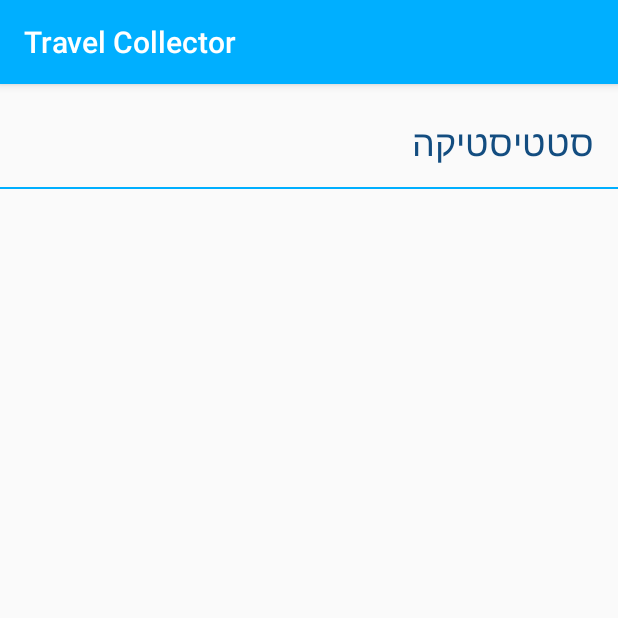
After one commit to barlotem/TravelCollector, an Android app: the Statistics screen opened directly, with no data from a screen before it, on a phone screen of 412 x 824 dp, the top half of it. The commit adds this screen. Run offline under Robolectric (Android 15) with nearby library versions, the phone set to English and light mode, and no system bars; 3 statements that could not run were skipped.

Commit message:
Upgrade to gradle vesrion and android studio, add statistics view (yet, not done) and changed some colors settings'

```diff
--- /dev/null
+++ b/app/src/main/java/barlot/travelcollector/views/Statistics.java
@@ -0,0 +1,94 @@
+package barlot.travelcollector.views;
+
+import android.content.Intent;
+import android.support.v7.app.AppCompatActivity;
+import android.os.Bundle;
+import android.widget.TextView;
+import android.widget.Toast;
+
+import java.util.ArrayList;
+import java.util.Comparator;
+import java.util.HashMap;
+import java.util.List;
+import java.util.Map;
+import java.util.stream.Collectors;
+
+import barlot.travelcollector.R;
+import barlot.travelcollector.models.TravelData;
+
+public class Statistics extends AppCompatActivity {
+
+    ArrayList<TravelData> listOfTravels;
+
+    TextView tv_countOfTravel;
+    TextView tv_totalDistance;
+    TextView tv_avgDistance;
+
+    int countOfTravel = 0;
+    double totalDistance = 0;
+    double avgDistance = 0;
+
+
+    @Override
+    protected void onCreate(Bundle savedInstanceState) {
+        super.onCreate(savedInstanceState);
+        setContentView(R.layout.activity_statistics);
+
+//        tv_countOfTravel = (TextView) findViewById(R.id.tv_countOfTravel);
+//        tv_totalDistance =(TextView) findViewById(R.id.tv_totalDistance);
+//        tv_avgDistance = (TextView) findViewById(R.id.tv_avgDistance);
+
+        listOfTravels = getIntent().getParcelableArrayListExtra("data");
+
+        if (listOfTravels.size()==0) {
+            Toast.makeText(this, "לא קיימים טיולים", Toast.LENGTH_SHORT).show();
+            Intent intent = new Intent(Statistics.this, Home.class);
+            startActivity(intent);
+            finish();
+        }
+
+        calculateData();
+
+    }
+
+    private void calculateData() {
+        countOfTravel = listOfTravels.size();
+
+        for (int i=0; i<listOfTravels.size();i++)
+        {
+            totalDistance += listOfTravels.get(i).getDistanceInKm();
+        }
+
+        avgDistance = totalDistance / countOfTravel;
+
+
+    }
+
+    public static <T> T mostCommon(ArrayList<T> list) {
+        Map<T, Integer> map = new HashMap<>();
+
+        for (T t : list) {
+            Integer val = map.get(t);
+            map.put(t, val == null ? 1 : val + 1);
+        }
+
+        Map.Entry<T, Integer> max = null;
+
+        for (Map.Entry<T, Integer> e : map.entrySet()) {
+            if (max == null || e.getValue() > max.getValue())
+                max = e;
+        }
+
+        return max.getKey();
+    }
+
+
+
+    // number of travels
+    // top guides
+    // top groups
+    // top countries
+    // total distance
+    // avarage distance
+    //
+}
--- a/app/src/main/res/drawable/ic_assignment_ind_black_24dp.xml
+++ b/app/src/main/res/drawable/ic_assignment_ind_black_24dp.xml
@@ -3,7 +3,7 @@
         android:height="24dp"
         android:viewportWidth="24.0"
         android:viewportHeight="24.0"
-    android:tint="@color/colorPrimary">
+    android:tint="@color/colorPrimaryDark">
     <path
         android:fillColor="#FF000000"
         android:pathData="M19,3h-4.18C14.4,1.84 13.3,1 12,1c-1.3,0 -2.4,0.84 -2.82,2L5,3c-1.1,0 -2,0.9 -2,2v14c0,1.1 0.9,2 2,2h14c1.1,0 2,-0.9 2,-2L21,5c0,-1.1 -0.9,-2 -2,-2zM12,3c0.55,0 1,0.45 1,1s-0.45,1 -1,1 -1,-0.45 -1,-1 0.45,-1 1,-1zM12,7c1.66,0 3,1.34 3,3s-1.34,3 -3,3 -3,-1.34 -3,-3 1.34,-3 3,-3zM18,19L6,19v-1.4c0,-2 4,-3.1 6,-3.1s6,1.1 6,3.1L18,19z"/>
--- a/app/src/main/res/drawable/ic_comment_black_24dp.xml
+++ b/app/src/main/res/drawable/ic_comment_black_24dp.xml
@@ -3,7 +3,7 @@
         android:height="24dp"
         android:viewportWidth="24.0"
         android:viewportHeight="24.0"
-    android:tint="@color/colorPrimary">
+    android:tint="@color/colorPrimaryDark">
     <path
         android:fillColor="#FF000000"
         android:pathData="M21.99,4c0,-1.1 -0.89,-2 -1.99,-2L4,2c-1.1,0 -2,0.9 -2,2v12c0,1.1 0.9,2 2,2h14l4,4 -0.01,-18zM18,14L6,14v-2h12v2zM18,11L6,11L6,9h12v2zM18,8L6,8L6,6h12v2z"/>
--- a/app/src/main/res/drawable/ic_directions_walk_black_24dp.xml
+++ b/app/src/main/res/drawable/ic_directions_walk_black_24dp.xml
@@ -3,7 +3,7 @@
         android:height="24dp"
         android:viewportWidth="24.0"
         android:viewportHeight="24.0"
-    android:tint="@color/colorPrimary">
+    android:tint="@color/colorPrimaryDark">
     <path
         android:fillColor="#FF000000"
         android:pathData="M13.5,5.5c1.1,0 2,-0.9 2,-2s-0.9,-2 -2,-2 -2,0.9 -2,2 0.9,2 2,2zM9.8,8.9L7,23h2.1l1.8,-8 2.1,2v6h2v-7.5l-2.1,-2 0.6,-3C14.8,12 16.8,13 19,13v-2c-1.9,0 -3.5,-1 -4.3,-2.4l-1,-1.6c-0.4,-0.6 -1,-1 -1.7,-1 -0.3,0 -0.5,0.1 -0.8,0.1L6,8.3V13h2V9.6l1.8,-0.7"/>
--- a/app/src/main/res/drawable/ic_event_note_black_24dp.xml
+++ b/app/src/main/res/drawable/ic_event_note_black_24dp.xml
@@ -3,7 +3,7 @@
         android:height="24dp"
         android:viewportWidth="24.0"
         android:viewportHeight="24.0"
-    android:tint="@color/colorPrimary">
+    android:tint="@color/colorPrimaryDark">
     <path
         android:fillColor="#FF000000"
         android:pathData="M17,10L7,10v2h10v-2zM19,3h-1L18,1h-2v2L8,3L8,1L6,1v2L5,3c-1.11,0 -1.99,0.9 -1.99,2L3,19c0,1.1 0.89,2 2,2h14c1.1,0 2,-0.9 2,-2L21,5c0,-1.1 -0.9,-2 -2,-2zM19,19L5,19L5,8h14v11zM14,14L7,14v2h7v-2z"/>
--- a/app/src/main/res/drawable/ic_group_black_24dp.xml
+++ b/app/src/main/res/drawable/ic_group_black_24dp.xml
@@ -3,7 +3,7 @@
         android:height="24dp"
         android:viewportWidth="24.0"
         android:viewportHeight="24.0"
-        android:tint="@color/colorPrimary">
+        android:tint="@color/colorPrimaryDark">
     <path
         android:fillColor="#FF000000"
         android:pathData="M16,11c1.66,0 2.99,-1.34 2.99,-3S17.66,5 16,5c-1.66,0 -3,1.34 -3,3s1.34,3 3,3zM8,11c1.66,0 2.99,-1.34 2.99,-3S9.66,5 8,5C6.34,5 5,6.34 5,8s1.34,3 3,3zM8,13c-2.33,0 -7,1.17 -7,3.5L1,19h14v-2.5c0,-2.33 -4.67,-3.5 -7,-3.5zM16,13c-0.29,0 -0.62,0.02 -0.97,0.05 1.16,0.84 1.97,1.97 1.97,3.45L17,19h6v-2.5c0,-2.33 -4.67,-3.5 -7,-3.5z"/>
--- a/app/src/main/res/drawable/ic_label_outline_black_24dp.xml
+++ b/app/src/main/res/drawable/ic_label_outline_black_24dp.xml
@@ -3,7 +3,7 @@
         android:height="24dp"
         android:viewportWidth="24.0"
         android:viewportHeight="24.0"
-    android:tint="@color/colorPrimary">
+    android:tint="@color/colorPrimaryDark">
     <path
         android:fillColor="#FF000000"
         android:pathData="M17.63,5.84C17.27,5.33 16.67,5 16,5L5,5.01C3.9,5.01 3,5.9 3,7v10c0,1.1 0.9,1.99 2,1.99L16,19c0.67,0 1.27,-0.33 1.63,-0.84L22,12l-4.37,-6.16zM16,17H5V7h11l3.55,5L16,17z"/>
--- a/app/src/main/res/drawable/ic_location_on_black_24dp.xml
+++ b/app/src/main/res/drawable/ic_location_on_black_24dp.xml
@@ -3,7 +3,7 @@
         android:height="24dp"
         android:viewportWidth="24.0"
         android:viewportHeight="24.0"
-    android:tint="@color/colorPrimary">
+    android:tint="@color/colorPrimaryDark">
     <path
         android:fillColor="#FF000000"
         android:pathData="M12,2C8.13,2 5,5.13 5,9c0,5.25 7,13 7,13s7,-7.75 7,-13c0,-3.87 -3.13,-7 -7,-7zM12,11.5c-1.38,0 -2.5,-1.12 -2.5,-2.5s1.12,-2.5 2.5,-2.5 2.5,1.12 2.5,2.5 -1.12,2.5 -2.5,2.5z"/>
--- a/app/src/main/res/drawable/ic_photo_album_black_24dp.xml
+++ b/app/src/main/res/drawable/ic_photo_album_black_24dp.xml
@@ -3,7 +3,7 @@
         android:height="24dp"
         android:viewportWidth="24.0"
         android:viewportHeight="24.0"
-        android:tint="@color/colorPrimary">
+        android:tint="@color/colorPrimaryDark">
     <path
         android:fillColor="#FF000000"
         android:pathData="M18,2L6,2c-1.1,0 -2,0.9 -2,2v16c0,1.1 0.9,2 2,2h12c1.1,0 2,-0.9 2,-2L20,4c0,-1.1 -0.9,-2 -2,-2zM6,4h5v8l-2.5,-1.5L6,12L6,4zM6,19l3,-3.86 2.14,2.58 3,-3.86L18,19L6,19z"/>
--- /dev/null
+++ b/app/src/main/res/layout/activity_statistics.xml
@@ -0,0 +1,29 @@
+<?xml version="1.0" encoding="utf-8"?>
+<RelativeLayout xmlns:android="http://schemas.android.com/apk/res/android"
+    android:layout_width="match_parent"
+    android:layout_height="match_parent"
+    android:layoutDirection="rtl"
+    android:layout_gravity="right"
+    >
+
+    <TextView
+        android:id="@+id/header"
+        android:layout_width="match_parent"
+        android:layout_height="wrap_content"
+        android:layout_marginStart="@dimen/fab_margin"
+        android:layout_marginTop="22dp"
+        android:textColor="@color/colorPrimaryDark"
+        android:textSize="24sp"
+        android:text="סטטיסטיקה"
+        />
+
+    <View
+        android:id="@+id/crossLine"
+        android:layout_width="match_parent"
+        android:layout_height="1dp"
+        android:layout_alignEnd="@+id/header"
+        android:layout_below="@+id/header"
+        android:layout_marginTop="@dimen/marginTopTextView"
+        android:background="@color/colorPrimary" />
+
+</RelativeLayout>
--- a/app/src/main/res/layout/activity_travel_viewer.xml
+++ b/app/src/main/res/layout/activity_travel_viewer.xml
@@ -42,7 +42,7 @@
             android:layout_alignEnd="@+id/tv_date"
             android:layout_below="@+id/tv_date"
             android:layout_marginTop="@dimen/marginTopTextView"
-            android:background="@color/colorAccent" />
+            android:background="@color/colorPrimary" />
 
         <TextView
             android:id="@+id/tv_albumId"
```
Also changed, not shown: app/src/main/AndroidManifest.xml (+5 -3 lines), app/src/main/java/barlot/travelcollector/views/Home.java (+7 -0 lines), app/src/main/java/barlot/travelcollector/views/ListViewer.java (+17 -9 lines), app/src/main/res/layout/activity_home.xml (+21 -20 lines), app/src/main/res/layout/activity_list_viewer.xml (+11 -7 lines), app/build.gradle (line endings or trailing spaces), app/src/main/res/drawable/profits.png (added).
